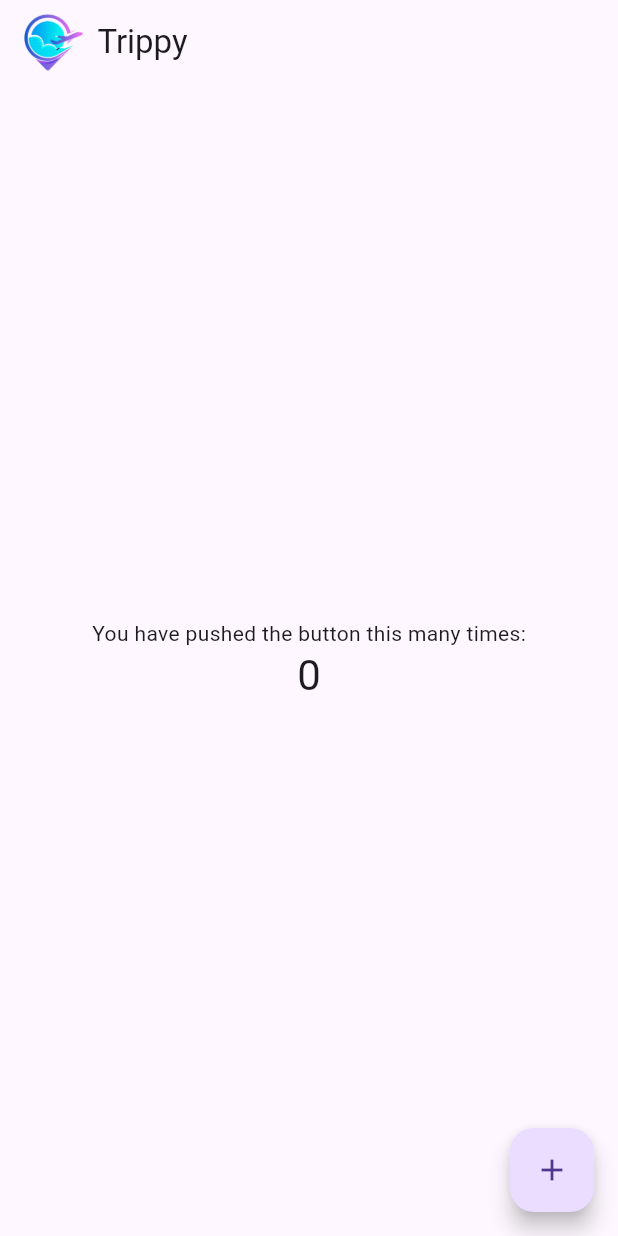
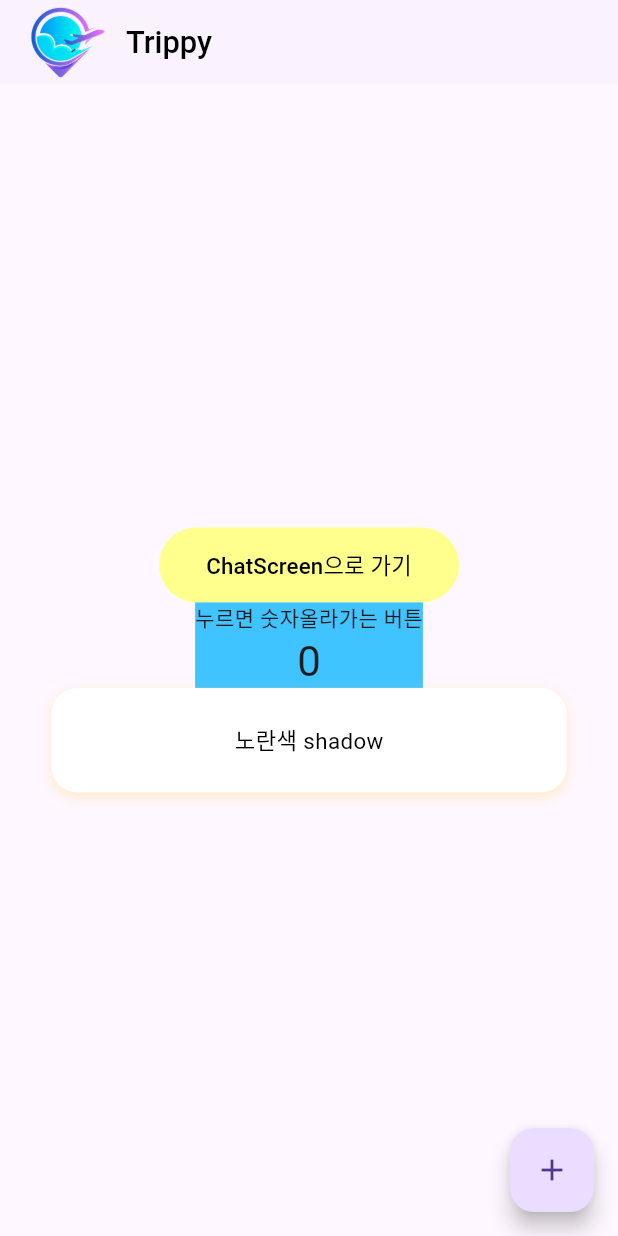
Before and after one commit to oreo1001/trippy, a Flutter app: the screen it shows after launch, on a phone screen of 412 x 824 dp. Run offline on Flutter 3.47's test engine with Material 2 defaults, Android fonts, the phone set to English and light mode, and no system bars; our stand-ins replace flutter_screenutil, google_fonts.

Commit message:
테스트 커밋

```diff
--- /dev/null
+++ b/lib/main_appbar.dart
@@ -0,0 +1,45 @@
+import 'package:flutter/material.dart';
+import 'package:flutter_screenutil/flutter_screenutil.dart';
+
+class MainAppBar extends StatefulWidget implements PreferredSizeWidget {
+  const MainAppBar({Key? key}) : super(key: key);
+
+  @override
+  State<MainAppBar> createState() => _MainAppBarState();
+
+  @override
+  Size get preferredSize {
+    return const Size.fromHeight(kToolbarHeight);
+  }
+}
+
+class _MainAppBarState extends State<MainAppBar> {
+  @override
+  Widget build(BuildContext context) {
+    return AppBar(
+      elevation: 0.5,
+      title: Row(
+        children: [
+          Padding(
+            padding: EdgeInsets.symmetric(horizontal: 4.w),
+            child: Image.asset(
+              'assets/images/logo.png',  // 로고 이미지 경로를 입력하세요.
+              fit: BoxFit.contain,
+              height: 40.h,  // 로고의 높이를 설정하세요.
+            ),
+          ),
+          Container(
+            padding: EdgeInsets.symmetric(vertical: 2.h,horizontal: 8.h),  // 로고와 이름 사이의 간격을 조절하세요.
+            child: Text('Trippy',
+                style: TextStyle(
+                    color: Colors.black,
+                    fontSize: 18.sp,
+                    fontWeight: FontWeight.w500
+                )),
+          ),
+          Divider(height: 5.h),
+        ],
+      ),
+    );
+  }
+}
--- a/lib/main_screen.dart
+++ b/lib/main_screen.dart
@@ -1,7 +1,10 @@
 import 'package:flutter/material.dart';
 import 'package:flutter_screenutil/flutter_screenutil.dart';
+import 'package:trippy/main_appbar.dart';
+
 class MainScreen extends StatefulWidget {
   const MainScreen({super.key});
+
   //, required this.title
   //final String title;
 
@@ -21,32 +24,69 @@ class _MainScreenState extends State<MainScreen> {
   @override
   Widget build(BuildContext context) {
     return Scaffold(
-      appBar: AppBar(
-        title: Row(
-          children: <Widget>[
-            Image.asset(
-              'assets/images/logo.png',  // 로고 이미지 경로를 입력하세요.
-              fit: BoxFit.contain,
-              height: 32.h,  // 로고의 높이를 설정하세요.
-            ),
-            Container(
-              padding: EdgeInsets.symmetric(vertical: 2.h,horizontal: 8.h),  // 로고와 이름 사이의 간격을 조절하세요.
-              child: Text('Trippy'),  // 앱 이름을 입력하세요.
-            )
-          ],
-        ),
-      ),
+      appBar: MainAppBar(),
       body: Center(
         child: Column(
+          mainAxisAlignment: MainAxisAlignment.center,
+          children: [
+            TextButton(
+                onPressed: () {
+                  Navigator.of(context).pushNamed('/chat');
+                },
+                style: TextButton.styleFrom(
+                    foregroundColor: Colors.lightBlue,
+                    backgroundColor: Colors.yellowAccent.shade100,
+                    fixedSize: Size(200, 50),
+                    elevation: 10.0),
+                child: Text('ChatScreen으로 가기',
+                    style: TextStyle(
+                      color: Colors.black,
+                      fontSize: 13.sp,
+                    ))),
+            Container(
+              decoration: BoxDecoration(color: Colors.lightBlueAccent),
+              child: Column(
+                children: [
+                  const Text(
+                    '누르면 숫자올라가는 버튼',
+                  ),
+                  Text(
+                    '$_counter',
+                    style: Theme.of(context).textTheme.headlineMedium,
+                  ),
+                ],
+              ),
+            ),
 
-          mainAxisAlignment: MainAxisAlignment.center,
-          children: <Widget>[
-            const Text(
-              'You have pushed the button this many times:',
-            ),
-            Text(
-              '$_counter',
-              style: Theme.of(context).textTheme.headlineMedium,
+            Container(
+              width: 300.w,
+              padding: EdgeInsets.symmetric(horizontal: 20.w, vertical: 20.h),
+              decoration: BoxDecoration(
+                color: Colors.white,
+                borderRadius: BorderRadius.circular(15.sp),
+                boxShadow: [
+                  BoxShadow(
+                    color: Colors.amber.shade400.withOpacity(0.2),
+                    spreadRadius: 1,
+                    blurRadius: 5,
+                    offset: Offset(0, 3),
+                  ),
+                ],
+              ),
+              child: Row(
+                mainAxisAlignment: MainAxisAlignment.center,
+                crossAxisAlignment: CrossAxisAlignment.center,
+                children: [
+                  Container(
+                      padding: EdgeInsets.symmetric(horizontal: 5.w),
+                      child: Text('노란색 shadow',
+                          style: TextStyle(
+                            color: Colors.black,
+                            fontSize: 13.sp,
+                          ))),
+                  SizedBox(height: 10.h),
+                ],
+              ),
             ),
           ],
         ),
--- a/lib/routes.dart
+++ b/lib/routes.dart
@@ -1,7 +1,9 @@
 import 'package:flutter/material.dart';
 
+import 'ChatScreen/chat_screen.dart';
 import 'main_screen.dart';
 
 final Map<String, WidgetBuilder> route = {
   "/main": (context) => const MainScreen(),
+  "/chat": (context) => const ChatScreen(),
 };
```
Also changed, not shown: lib/ChatScreen/chat_screen.dart (added, +108 -0 lines).
